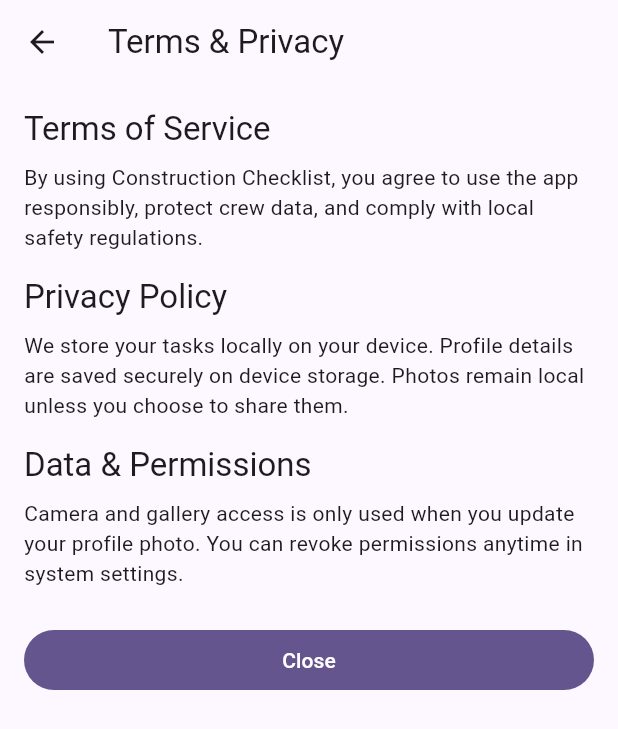
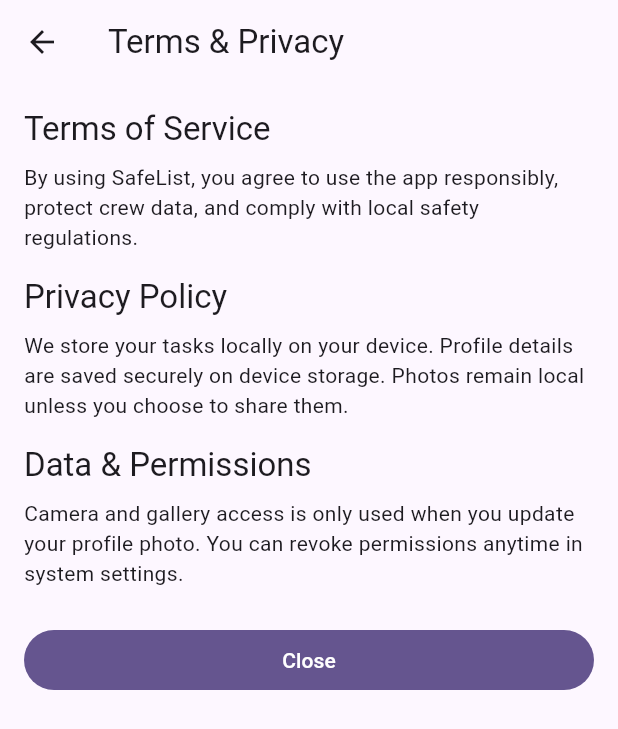
Before and after one commit to TouchTheara/checklistapp, a Flutter app: the AuthView screen opened by its route, after a tap on "Login", after a tap on "Terms & Privacy", on a phone screen of 412 x 824 dp. Shown: the top 729 px of the screen. Run offline on Flutter 3.47's test engine with Material 3 defaults, Android fonts, the light colour scheme and no system bars; our stand-ins replace fl_chart, get, image_picker, shared_preferences; accounts and stored records are empty.

Commit message:
update logo and change name

```diff
--- a/lib/app/i18n/app_translations.dart
+++ b/lib/app/i18n/app_translations.dart
@@ -8,7 +8,7 @@
   @override
   Map<String, Map<String, String>> get keys => {
         'en_US': {
-          'app.title': 'Construction Checklist',
+          'app.title': 'SafeList',
           'onboarding.skip': 'Skip',
           'onboarding.next': 'Next',
           'onboarding.start': 'Get started',
@@ -145,7 +145,7 @@
           'language.select.desc': 'Pick a language to get started',
         },
         'km_KH': {
-          'app.title': 'បញ្ជីត្រួតពិនិត្យសំណង់',
+          'app.title': 'SafeList',
           'onboarding.skip': 'ឆ្លងកាត់',
           'onboarding.next': 'បន្ទាប់',
           'onboarding.start': 'ចាប់ផ្តើម',
--- a/lib/app/modules/auth/views/auth_view.dart
+++ b/lib/app/modules/auth/views/auth_view.dart
@@ -110,11 +110,14 @@
 
   @override
   Widget build(BuildContext context) {
-    return Padding(
+    return SingleChildScrollView(
       padding: const EdgeInsets.all(16),
+      keyboardDismissBehavior: ScrollViewKeyboardDismissBehavior.onDrag,
+      physics: const BouncingScrollPhysics(),
       child: Form(
         key: _formKey,
         child: Column(
+          mainAxisSize: MainAxisSize.min,
           children: [
             AppTextField(
               controller: _emailController,
@@ -207,11 +210,14 @@
 
   @override
   Widget build(BuildContext context) {
-    return Padding(
+    return SingleChildScrollView(
       padding: const EdgeInsets.all(16),
+      keyboardDismissBehavior: ScrollViewKeyboardDismissBehavior.onDrag,
+      physics: const BouncingScrollPhysics(),
       child: Form(
         key: _formKey,
         child: Column(
+          mainAxisSize: MainAxisSize.min,
           children: [
             AppTextField(
               controller: _nameController,
--- a/lib/app/modules/legal/views/terms_privacy_view.dart
+++ b/lib/app/modules/legal/views/terms_privacy_view.dart
@@ -20,7 +20,7 @@
             ),
             const SizedBox(height: 8),
             Text(
-              'By using Construction Checklist, you agree to use the app responsibly, protect crew data, and comply with local safety regulations.',
+              'By using SafeList, you agree to use the app responsibly, protect crew data, and comply with local safety regulations.',
               style: theme.textTheme.bodyMedium,
             ),
             const SizedBox(height: 16),
--- a/lib/main.dart
+++ b/lib/main.dart
@@ -41,7 +41,7 @@
     final appController = Get.find<AppController>();
     return Obx(
       () => GetMaterialApp(
-        title: 'Construction Checklist',
+        title: 'SafeList',
         debugShowCheckedModeBanner: false,
         translations: AppTranslations(),
         locale: appController.locale,
```
Also changed, not shown: lib/app/modules/home/widgets/todo_list.dart (+8 -1 lines), pubspec.yaml (+7 -2 lines), assets/icon.png (added), pubspec.lock, 68 other files.
